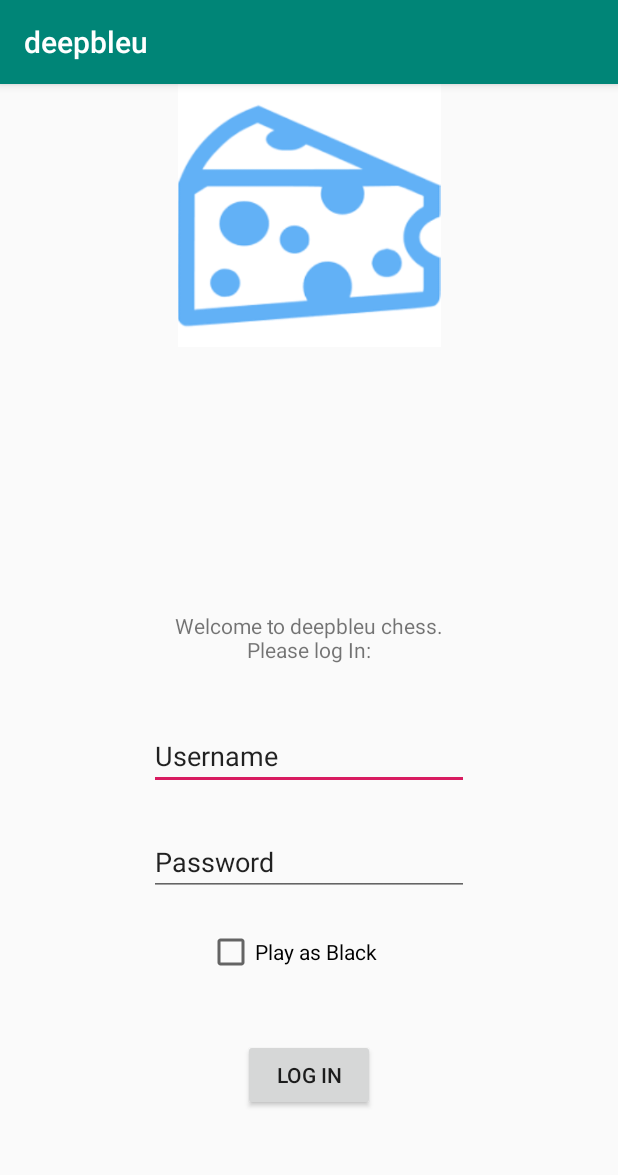
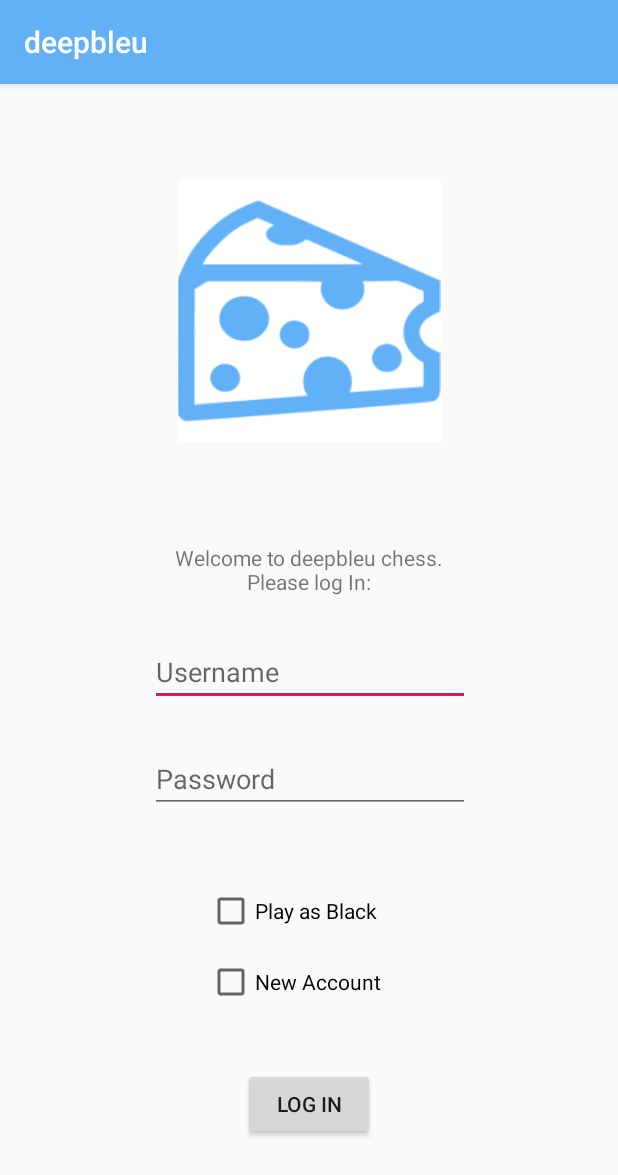
Before and after one commit to mtosques94/CSE248-Project, an Android app: the screen it shows after launch (LoginActivity), on a phone screen of 412 x 824 dp. Shown: the top 1175 px of the screen. Run offline under Robolectric (Android 15) with nearby library versions, the phone set to English and light mode, and no system bars.

Commit message:
front end update to LoginActivity + all activities are now themed blue

```diff
--- a/deepbleu-android/app/src/main/res/layout/activity_login.xml
+++ b/deepbleu-android/app/src/main/res/layout/activity_login.xml
@@ -6,32 +6,44 @@
     android:layout_height="match_parent"
     tools:context=".LoginActivity">
 
+    <CheckBox
+        android:id="@+id/createAccountCheckBox"
+        android:layout_width="136dp"
+        android:layout_height="31dp"
+        android:text="New Account"
+        app:layout_constraintBottom_toBottomOf="parent"
+        app:layout_constraintEnd_toEndOf="parent"
+        app:layout_constraintStart_toStartOf="parent"
+        app:layout_constraintTop_toTopOf="parent"
+        app:layout_constraintVertical_bias="0.791" />
+
     <EditText
         android:id="@+id/userNameField"
         android:layout_width="wrap_content"
         android:layout_height="wrap_content"
         android:ems="10"
+        android:hint="Username"
         android:inputType="textPersonName"
-        android:text="Username"
         app:layout_constraintBottom_toBottomOf="parent"
         app:layout_constraintEnd_toEndOf="parent"
-        app:layout_constraintHorizontal_bias="0.5"
+        app:layout_constraintHorizontal_bias="0.502"
         app:layout_constraintStart_toStartOf="parent"
         app:layout_constraintTop_toTopOf="parent"
-        app:layout_constraintVertical_bias="0.589" />
+        app:layout_constraintVertical_bias="0.511" />
 
     <EditText
         android:id="@+id/passwordField"
         android:layout_width="wrap_content"
         android:layout_height="wrap_content"
         android:ems="10"
-        android:inputType="textPersonName"
-        android:text="Password"
+        android:hint="Password"
+        android:inputType="textPassword"
         app:layout_constraintBottom_toBottomOf="parent"
         app:layout_constraintEnd_toEndOf="parent"
+        app:layout_constraintHorizontal_bias="0.502"
         app:layout_constraintStart_toStartOf="parent"
         app:layout_constraintTop_toTopOf="parent"
-        app:layout_constraintVertical_bias="0.686" />
+        app:layout_constraintVertical_bias="0.61" />
 
     <Button
         android:id="@+id/loginBtn"
@@ -41,20 +53,21 @@
         android:text="Log In"
         app:layout_constraintBottom_toBottomOf="parent"
         app:layout_constraintEnd_toEndOf="parent"
-        app:layout_constraintHorizontal_bias="0.5"
         app:layout_constraintStart_toStartOf="parent"
         app:layout_constraintTop_toTopOf="parent"
-        app:layout_constraintVertical_bias="0.884" />
+        app:layout_constraintVertical_bias="0.911" />
 
     <ImageView
         android:id="@+id/imageView"
         android:layout_width="189dp"
         android:layout_height="175dp"
+        app:layout_constraintBottom_toBottomOf="parent"
         app:layout_constraintEnd_toEndOf="parent"
         app:layout_constraintHorizontal_bias="0.5"
         app:layout_constraintStart_toStartOf="parent"
-        app:srcCompat="@drawable/icon"
-        tools:layout_editor_absoluteY="27dp" />
+        app:layout_constraintTop_toTopOf="parent"
+        app:layout_constraintVertical_bias="0.107"
+        app:srcCompat="@drawable/icon" />
 
     <TextView
         android:id="@+id/textView"
@@ -64,10 +77,9 @@
         android:textAlignment="center"
         app:layout_constraintBottom_toBottomOf="parent"
         app:layout_constraintEnd_toEndOf="parent"
-        app:layout_constraintHorizontal_bias="0.5"
         app:layout_constraintStart_toStartOf="parent"
         app:layout_constraintTop_toTopOf="parent"
-        app:layout_constraintVertical_bias="0.483" />
+        app:layout_constraintVertical_bias="0.42" />
 
     <CheckBox
         android:id="@+id/isBlackCheckBox"
@@ -76,9 +88,8 @@
         android:text="Play as Black"
         app:layout_constraintBottom_toBottomOf="parent"
         app:layout_constraintEnd_toEndOf="parent"
-        app:layout_constraintHorizontal_bias="0.5"
         app:layout_constraintStart_toStartOf="parent"
         app:layout_constraintTop_toTopOf="parent"
-        app:layout_constraintVertical_bias="0.764" />
+        app:layout_constraintVertical_bias="0.727" />
 
 </android.support.constraint.ConstraintLayout>
--- a/deepbleu-android/app/src/main/res/values/colors.xml
+++ b/deepbleu-android/app/src/main/res/values/colors.xml
@@ -1,6 +1,6 @@
 <?xml version="1.0" encoding="utf-8"?>
 <resources>
-    <color name="colorPrimary">#008577</color>
-    <color name="colorPrimaryDark">#00574B</color>
+    <color name="colorPrimary">#62b1f6</color>
+    <color name="colorPrimaryDark">#4e9de2</color>
     <color name="colorAccent">#D81B60</color>
 </resources>
```
